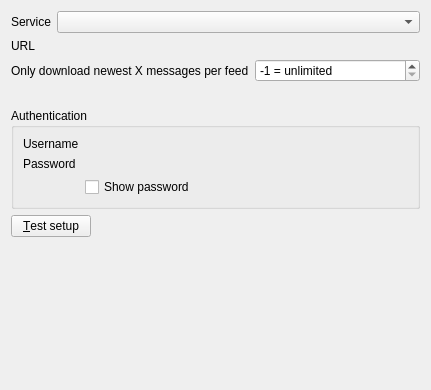
First picture: the form in src/librssguard/services/greader/gui/greaderaccountdetails.ui, repository norbusan/rssguard-debian, before the edit.
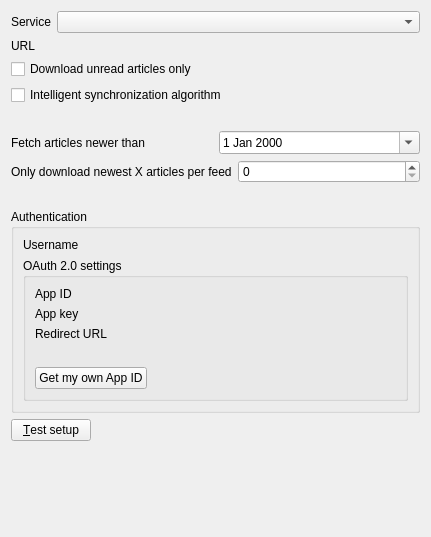
Second picture: the form after the edit. The open tabs and pages were chosen to show the change. Custom widgets are drawn as their Qt base class.

What changed in the file:
```diff
--- a/src/librssguard/services/greader/gui/greaderaccountdetails.ui
+++ b/src/librssguard/services/greader/gui/greaderaccountdetails.ui
@@ -7,7 +7,7 @@
     <x>0</x>
     <y>0</y>
     <width>430</width>
-    <height>390</height>
+    <height>537</height>
    </rect>
   </property>
   <layout class="QFormLayout" name="formLayout">
@@ -21,7 +21,7 @@
    <item row="0" column="1">
     <widget class="QComboBox" name="m_cmbService"/>
    </item>
-   <item row="2" column="0">
+   <item row="1" column="0">
     <widget class="QLabel" name="m_lblTitle">
      <property name="text">
       <string>URL</string>
@@ -31,15 +31,47 @@
      </property>
     </widget>
    </item>
-   <item row="2" column="1">
+   <item row="1" column="1">
     <widget class="LineEditWithStatus" name="m_txtUrl" native="true"/>
    </item>
-   <item row="4" column="0" colspan="2">
-    <layout class="QHBoxLayout" name="horizontalLayout">
+   <item row="2" column="0" colspan="2">
+    <widget class="QCheckBox" name="m_cbDownloadOnlyUnreadMessages">
+     <property name="text">
+      <string>Download unread articles only</string>
+     </property>
+    </widget>
+   </item>
+   <item row="3" column="0" colspan="2">
+    <widget class="QCheckBox" name="m_cbNewAlgorithm">
+     <property name="text">
+      <string>Intelligent synchronization algorithm</string>
+     </property>
+    </widget>
+   </item>
+   <item row="5" column="0" colspan="2">
+    <layout class="QHBoxLayout" name="horizontalLayout_3">
      <item>
       <widget class="QLabel" name="label">
        <property name="text">
-        <string>Only download newest X messages per feed</string>
+        <string>Fetch articles newer than</string>
+       </property>
+      </widget>
+     </item>
+     <item>
+      <widget class="QDateEdit" name="m_dateNewerThan">
+       <property name="calendarPopup">
+        <bool>true</bool>
+       </property>
+      </widget>
+     </item>
+    </layout>
+   </item>
+   <item row="6" column="0" colspan="2">
+    <layout class="QHBoxLayout" name="horizontalLayout">
+     <item>
+      <widget class="QLabel" name="m_lblLimitMessagesShort">
+       <property name="text">
+        <string>Only download newest X articles per feed</string>
        </property>
        <property name="buddy">
         <cstring>m_spinLimitMessages</cstring>
@@ -47,48 +79,22 @@
       </widget>
      </item>
      <item>
-      <widget class="QSpinBox" name="m_spinLimitMessages">
-       <property name="suffix">
-        <string> = unlimited</string>
-       </property>
-       <property name="minimum">
-        <number>-1</number>
-       </property>
-       <property name="maximum">
-        <number>1000</number>
-       </property>
-       <property name="value">
-        <number>-1</number>
-       </property>
-      </widget>
+      <widget class="MessageCountSpinBox" name="m_spinLimitMessages"/>
      </item>
     </layout>
    </item>
-   <item row="6" column="0" colspan="2">
-    <widget class="QLabel" name="m_lblLimitMessages">
-     <property name="text">
-      <string/>
-     </property>
-     <property name="wordWrap">
-      <bool>true</bool>
-     </property>
-    </widget>
-   </item>
-   <item row="7" column="0" colspan="2">
-    <widget class="QGroupBox" name="m_gbAuthentication">
-     <property name="toolTip">
-      <string>Some feeds require authentication, including GMail feeds. BASIC, NTLM-2 and DIGEST-MD5 authentication schemes are supported.</string>
+   <item row="8" column="0" colspan="2">
+    <widget class="QGroupBox" name="m_gbAuth">
+     <property name="sizePolicy">
+      <sizepolicy hsizetype="Preferred" vsizetype="Maximum">
+       <horstretch>0</horstretch>
+       <verstretch>0</verstretch>
+      </sizepolicy>
      </property>
      <property name="title">
       <string>Authentication</string>
      </property>
-     <property name="flat">
-      <bool>false</bool>
-     </property>
-     <property name="checked">
-      <bool>false</bool>
-     </property>
-     <layout class="QFormLayout" name="formLayout_2">
+     <layout class="QFormLayout" name="formLayout_4">
       <item row="0" column="0">
        <widget class="QLabel" name="label_4">
         <property name="text">
@@ -99,33 +105,177 @@
         </property>
        </widget>
       </item>
-      <item row="1" column="0">
-       <widget class="QLabel" name="label_5">
-        <property name="text">
-         <string>Password</string>
-        </property>
-        <property name="buddy">
-         <cstring>m_txtPassword</cstring>
-        </property>
-       </widget>
-      </item>
-      <item row="1" column="1">
-       <widget class="LineEditWithStatus" name="m_txtPassword" native="true"/>
-      </item>
       <item row="0" column="1">
        <widget class="LineEditWithStatus" name="m_txtUsername" native="true"/>
       </item>
-      <item row="2" column="1">
-       <widget class="QCheckBox" name="m_checkShowPassword">
-        <property name="text">
-         <string>Show password</string>
+      <item row="1" column="0" colspan="2">
+       <widget class="ResizableStackedWidget" name="m_stackedAuth">
+        <property name="sizePolicy">
+         <sizepolicy hsizetype="Preferred" vsizetype="Maximum">
+          <horstretch>0</horstretch>
+          <verstretch>0</verstretch>
+         </sizepolicy>
         </property>
+        <property name="currentIndex">
+         <number>0</number>
+        </property>
+        <widget class="QWidget" name="m_authClassic">
+         <property name="sizePolicy">
+          <sizepolicy hsizetype="Preferred" vsizetype="Maximum">
+           <horstretch>0</horstretch>
+           <verstretch>0</verstretch>
+          </sizepolicy>
+         </property>
+         <layout class="QFormLayout" name="formLayout_2">
+          <property name="leftMargin">
+           <number>0</number>
+          </property>
+          <property name="topMargin">
+           <number>0</number>
+          </property>
+          <property name="rightMargin">
+           <number>0</number>
+          </property>
+          <property name="bottomMargin">
+           <number>0</number>
+          </property>
+          <item row="0" column="0">
+           <widget class="QLabel" name="label_5">
+            <property name="text">
+             <string>Password</string>
+            </property>
+            <property name="buddy">
+             <cstring>m_txtPassword</cstring>
+            </property>
+           </widget>
+          </item>
+          <item row="0" column="1">
+           <widget class="LineEditWithStatus" name="m_txtPassword" native="true"/>
+          </item>
+         </layout>
+        </widget>
+        <widget class="QWidget" name="m_authOauth">
+         <property name="sizePolicy">
+          <sizepolicy hsizetype="Preferred" vsizetype="Maximum">
+           <horstretch>0</horstretch>
+           <verstretch>0</verstretch>
+          </sizepolicy>
+         </property>
+         <layout class="QVBoxLayout" name="verticalLayout_2">
+          <property name="leftMargin">
+           <number>0</number>
+          </property>
+          <property name="topMargin">
+           <number>0</number>
+          </property>
+          <property name="rightMargin">
+           <number>0</number>
+          </property>
+          <property name="bottomMargin">
+           <number>0</number>
+          </property>
+          <item>
+           <widget class="QGroupBox" name="groupBox">
+            <property name="sizePolicy">
+             <sizepolicy hsizetype="Preferred" vsizetype="Maximum">
+              <horstretch>0</horstretch>
+              <verstretch>0</verstretch>
+             </sizepolicy>
+            </property>
+            <property name="title">
+             <string>OAuth 2.0 settings</string>
+            </property>
+            <layout class="QFormLayout" name="formLayout_3">
+             <item row="0" column="0">
+              <widget class="QLabel" name="m_lblUsername_2">
+               <property name="text">
+                <string>App ID</string>
+               </property>
+               <property name="buddy">
+                <cstring>m_txtAppId</cstring>
+               </property>
+              </widget>
+             </item>
+             <item row="0" column="1">
+              <widget class="LineEditWithStatus" name="m_txtAppId" native="true"/>
+             </item>
+             <item row="1" column="0">
+              <widget class="QLabel" name="m_lblUsername_3">
+               <property name="text">
+                <string>App key</string>
+               </property>
+               <property name="buddy">
+                <cstring>m_txtAppKey</cstring>
+               </property>
+              </widget>
+             </item>
+             <item row="1" column="1">
+              <widget class="LineEditWithStatus" name="m_txtAppKey" native="true"/>
+             </item>
+             <item row="2" column="0">
+              <widget class="QLabel" name="m_lblUsername_4">
+               <property name="text">
+                <string>Redirect URL</string>
+               </property>
+               <property name="buddy">
+                <cstring>m_txtRedirectUrl</cstring>
+               </property>
+              </widget>
+             </item>
+             <item row="2" column="1">
+              <widget class="LineEditWithStatus" name="m_txtRedirectUrl" native="true"/>
+             </item>
+             <item row="4" column="0" colspan="2">
+              <layout class="QHBoxLayout" name="horizontalLayout_4">
+               <item>
+                <widget class="QPushButton" name="m_btnRegisterApi">
+                 <property name="text">
+                  <string>Get my own App ID</string>
+                 </property>
+                </widget>
+               </item>
+               <item>
+                <spacer name="horizontalSpacer">
+                 <property name="orientation">
+                  <enum>Qt::Horizontal</enum>
+                 </property>
+                 <property name="sizeHint" stdset="0">
+                  <size>
+                   <width>40</width>
+                   <height>20</height>
+                  </size>
+                 </property>
+                </spacer>
+               </item>
+              </layout>
+             </item>
+             <item row="3" column="0" colspan="2">
+              <widget class="QLabel" name="m_lblInfo">
+               <property name="sizePolicy">
+                <sizepolicy hsizetype="Preferred" vsizetype="Preferred">
+                 <horstretch>0</horstretch>
+                 <verstretch>1</verstretch>
+                </sizepolicy>
+               </property>
+               <property name="alignment">
+                <set>Qt::AlignLeading|Qt::AlignLeft|Qt::AlignTop</set>
+               </property>
+               <property name="wordWrap">
+                <bool>true</bool>
+               </property>
+              </widget>
+             </item>
+            </layout>
+           </widget>
+          </item>
+         </layout>
+        </widget>
        </widget>
       </item>
      </layout>
     </widget>
    </item>
-   <item row="8" column="0" colspan="2">
+   <item row="9" column="0" colspan="2">
     <layout class="QHBoxLayout" name="horizontalLayout_2">
      <item>
       <widget class="QPushButton" name="m_btnTestSetup">
@@ -149,7 +299,7 @@
      </item>
     </layout>
    </item>
-   <item row="9" column="0" colspan="2">
+   <item row="10" column="0" colspan="2">
     <spacer name="verticalSpacer">
      <property name="orientation">
       <enum>Qt::Vertical</enum>
@@ -162,21 +312,46 @@
      </property>
     </spacer>
    </item>
+   <item row="7" column="0" colspan="2">
+    <widget class="QLabel" name="m_lblLimitMessages">
+     <property name="wordWrap">
+      <bool>true</bool>
+     </property>
+    </widget>
+   </item>
+   <item row="4" column="0" colspan="2">
+    <widget class="QLabel" name="m_lblNewAlgorithm">
+     <property name="wordWrap">
+      <bool>true</bool>
+     </property>
+    </widget>
+   </item>
   </layout>
  </widget>
  <customwidgets>
-  <customwidget>
-   <class>LineEditWithStatus</class>
-   <extends>QWidget</extends>
-   <header>lineeditwithstatus.h</header>
-   <container>1</container>
-  </customwidget>
   <customwidget>
    <class>LabelWithStatus</class>
    <extends>QWidget</extends>
    <header>labelwithstatus.h</header>
    <container>1</container>
   </customwidget>
+  <customwidget>
+   <class>LineEditWithStatus</class>
+   <extends>QWidget</extends>
+   <header>lineeditwithstatus.h</header>
+   <container>1</container>
+  </customwidget>
+  <customwidget>
+   <class>MessageCountSpinBox</class>
+   <extends>QSpinBox</extends>
+   <header>messagecountspinbox.h</header>
+  </customwidget>
+  <customwidget>
+   <class>ResizableStackedWidget</class>
+   <extends>QStackedWidget</extends>
+   <header>resizablestackedwidget.h</header>
+   <container>1</container>
+  </customwidget>
  </customwidgets>
  <tabstops>
   <tabstop>m_spinLimitMessages</tabstop>
```
Left out of the diff: 4 changed lines with no effect on the pictures.
